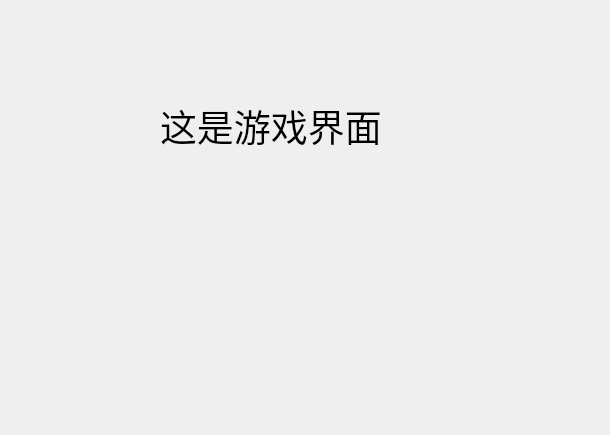
Above: game.ui from zqb-knight/delete_word before the change. Below: the same form after it.
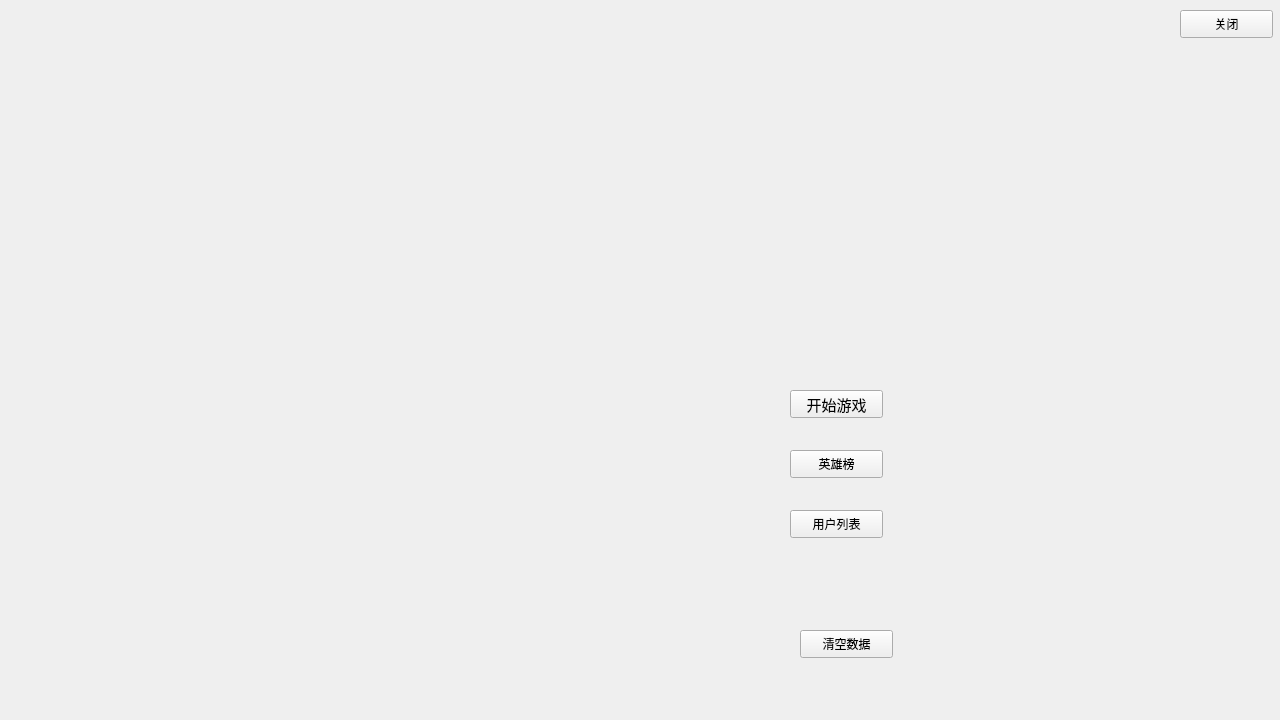
That is the form after the change.

Commit message: 数据库实现

Patch:
```diff
--- a/game.ui
+++ b/game.ui
@@ -6,30 +6,84 @@
    <rect>
     <x>0</x>
     <y>0</y>
-    <width>610</width>
-    <height>435</height>
+    <width>1280</width>
+    <height>720</height>
    </rect>
   </property>
-  <property name="font">
-   <font>
-    <family>Agency FB</family>
-    <pointsize>28</pointsize>
-   </font>
-  </property>
   <property name="windowTitle">
    <string>Form</string>
   </property>
-  <widget class="QLabel" name="label">
+  <widget class="QPushButton" name="pushButton">
    <property name="geometry">
     <rect>
-     <x>160</x>
-     <y>45</y>
-     <width>341</width>
-     <height>161</height>
+     <x>1180</x>
+     <y>10</y>
+     <width>93</width>
+     <height>28</height>
     </rect>
    </property>
+   <property name="styleSheet">
+    <string notr="true">font: 6pt &quot;Agency FB&quot;;</string>
+   </property>
    <property name="text">
-    <string>这是游戏界面</string>
+    <string>关闭</string>
+   </property>
+  </widget>
+  <widget class="QPushButton" name="login_PB">
+   <property name="geometry">
+    <rect>
+     <x>790</x>
+     <y>390</y>
+     <width>93</width>
+     <height>28</height>
+    </rect>
+   </property>
+   <property name="font">
+    <font>
+     <pointsize>11</pointsize>
+    </font>
+   </property>
+   <property name="text">
+    <string>开始游戏</string>
+   </property>
+  </widget>
+  <widget class="QPushButton" name="rank_PB">
+   <property name="geometry">
+    <rect>
+     <x>790</x>
+     <y>450</y>
+     <width>93</width>
+     <height>28</height>
+    </rect>
+   </property>
+   <property name="text">
+    <string>英雄榜</string>
+   </property>
+  </widget>
+  <widget class="QPushButton" name="list_PB">
+   <property name="geometry">
+    <rect>
+     <x>790</x>
+     <y>510</y>
+     <width>93</width>
+     <height>28</height>
+    </rect>
+   </property>
+   <property name="text">
+    <string>用户列表</string>
+   </property>
+  </widget>
+  <widget class="QPushButton" name="pushButton_2">
+   <property name="geometry">
+    <rect>
+     <x>800</x>
+     <y>630</y>
+     <width>93</width>
+     <height>28</height>
+    </rect>
+   </property>
+   <property name="text">
+    <string>清空数据</string>
    </property>
   </widget>
  </widget>
```
The commit also changes 14 other files.
